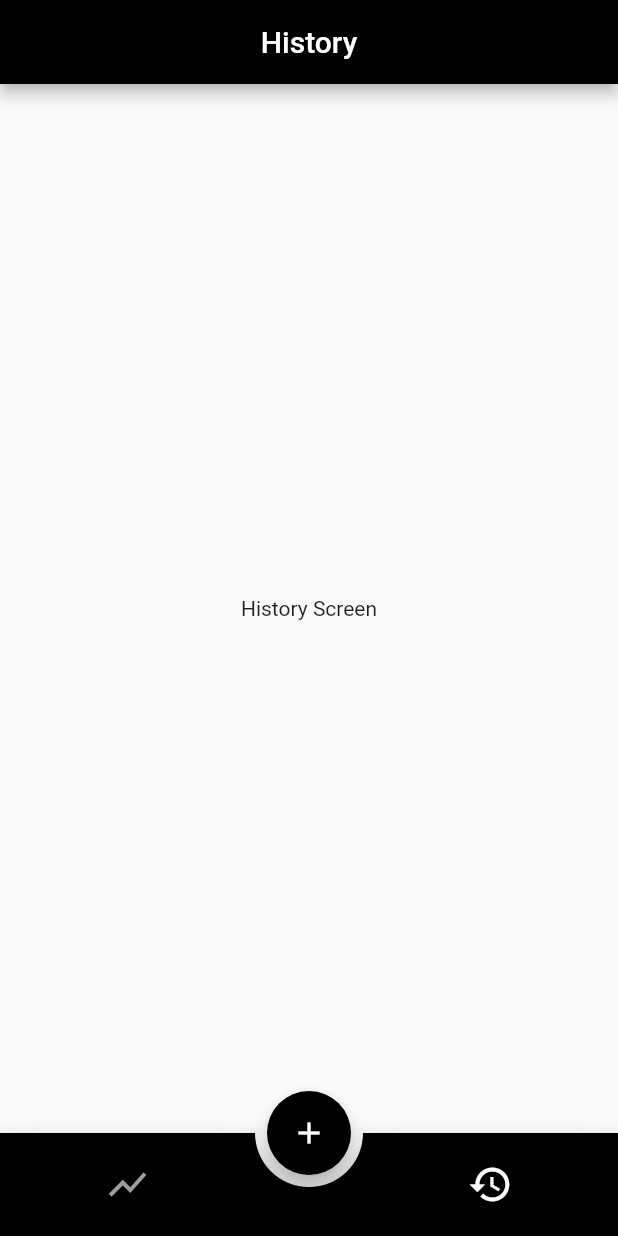
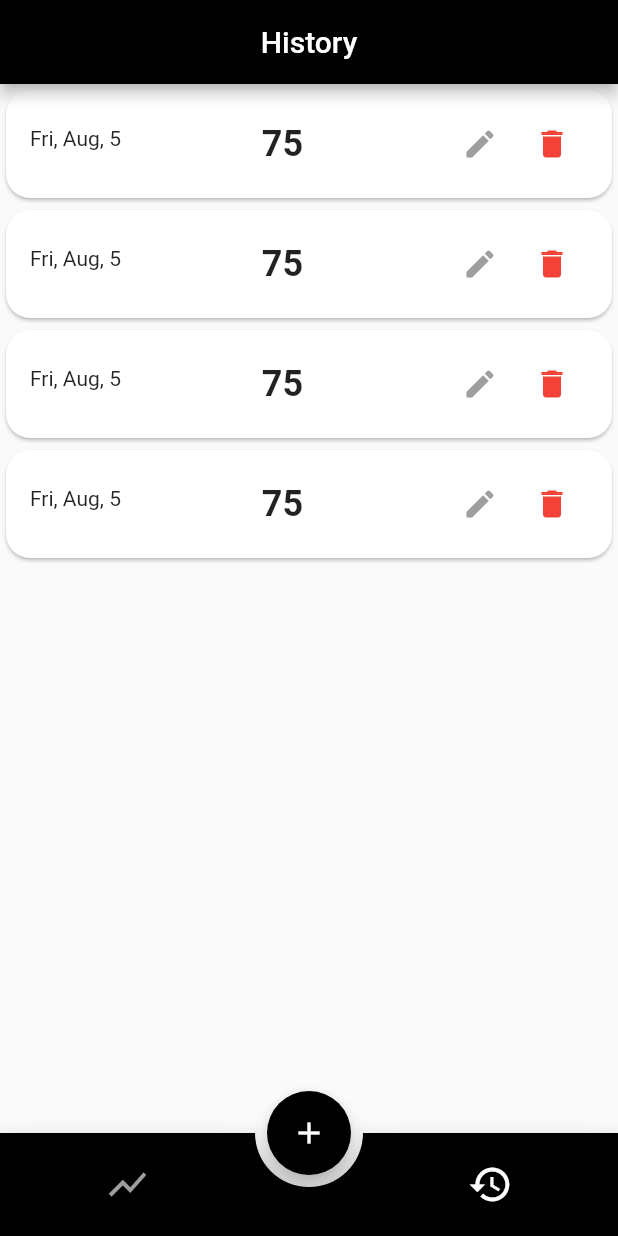
Before and after one commit to melikekizilcik/flutter-WeightTracker, a Flutter app: the screen it shows after launch, item 2 of the bottom bar chosen, on a phone screen of 412 x 824 dp. Run offline on Flutter 3.47's test engine with Material 2 defaults, Android fonts, the phone set to English and light mode, and no system bars; drawn by our look-alikes of animated_bottom_navigation_bar; our stand-ins replace freezed_annotation, get.

```diff
--- a/weight_tracker_app/lib/history_screen.dart
+++ b/weight_tracker_app/lib/history_screen.dart
@@ -1,4 +1,5 @@
 import 'package:flutter/material.dart';
+import 'package:weight_tracker_app/widgets/record_list_tile.dart';
 
 class HistoryScreen extends StatefulWidget {
   HistoryScreen({Key? key}) : super(key: key);
@@ -12,8 +13,13 @@ class _HistoryScreenState extends State<HistoryScreen> {
   Widget build(BuildContext context) {
     return Scaffold(
         appBar: AppBar(centerTitle: true, title: Text("History")),
-        body: Center(
-          child: Text("History Screen"),
-        ));
+        body: ListView(
+          physics: BouncingScrollPhysics(),
+          children: const [
+          RecordListTile(),
+          RecordListTile(),
+          RecordListTile(),
+          RecordListTile(),
+        ]));
   }
 }
--- /dev/null
+++ b/weight_tracker_app/lib/widgets/record_list_tile.dart
@@ -0,0 +1,35 @@
+import 'package:flutter/material.dart';
+import 'package:intl/intl.dart';
+
+class RecordListTile extends StatelessWidget {
+  const RecordListTile({Key? key}) : super(key: key);
+
+  @override
+  Widget build(BuildContext context) {
+    return Card(
+      shape: RoundedRectangleBorder(borderRadius: BorderRadius.circular(16)),
+      child: Padding(
+        padding: const EdgeInsets.only(top: 8.0, bottom: 8),
+        child: ListTile(
+          leading: Text(DateFormat("EEE, MMM, d").format(DateTime.now())),
+          title: Center(
+              child: Text("75",
+                  style: TextStyle(
+                    fontSize: 24,
+                    fontWeight: FontWeight.bold,
+                  ))),
+          trailing: Row(mainAxisSize: MainAxisSize.min, children: [
+            IconButton(
+                onPressed: null,
+                icon: Icon(
+                  Icons.edit,
+                  color: Colors.grey,
+                )),
+            IconButton(
+                onPressed: null, icon: Icon(Icons.delete, color: Colors.red)),
+          ]),
+        ),
+      ),
+    );
+  }
+}
--- a/weight_tracker_app/pubspec.yaml
+++ b/weight_tracker_app/pubspec.yaml
@@ -31,6 +31,9 @@ dependencies:
     sdk: flutter
   get: ^4.6.5
   animated_bottom_navigation_bar: ^1.0.1
+  intl: ^0.17.0
+  freezed_annotation:
+  json_annotation:
 
   # The following adds the Cupertino Icons font to your application.
   # Use with the CupertinoIcons class for iOS style icons.
@@ -39,6 +42,9 @@ dependencies:
 dev_dependencies:
   flutter_test:
     sdk: flutter
+  build_runner:
+  freezed:
+  json_serializable:
 
   # The "flutter_lints" package below contains a set of recommended lints to
   # encourage good coding practices. The lint set provided by the package is
```
Also changed, not shown: weight_tracker_app/lib/models/record.dart (added, +20 -0 lines), weight_tracker_app/lib/models/record.freezed.dart (added), weight_tracker_app/lib/models/record.g.dart (added), weight_tracker_app/pubspec.lock.
